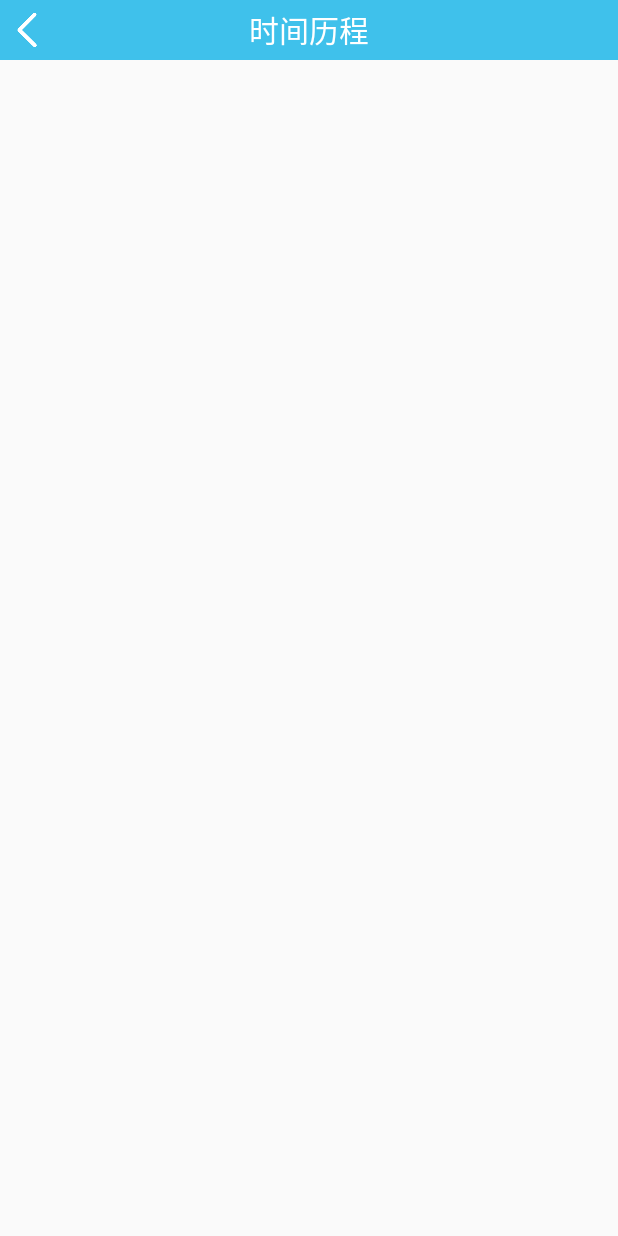
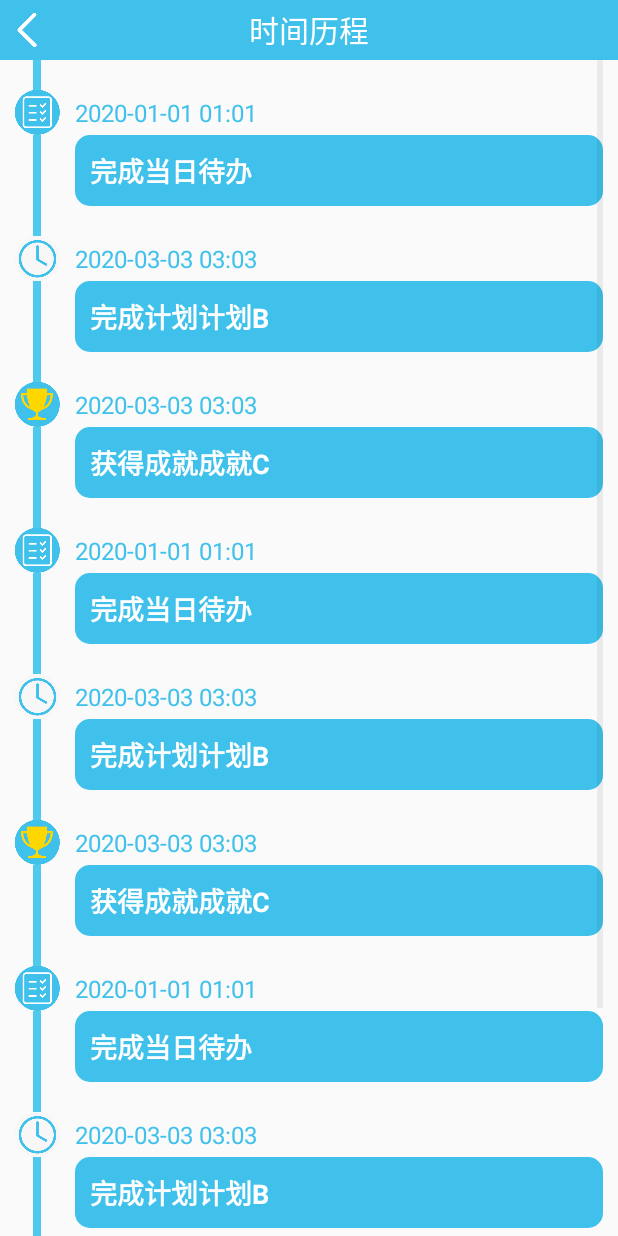
Before and after one commit to kinglc/GraduationProject, an Android app: the LogActivity screen opened directly, with no data from a screen before it, on a phone screen of 412 x 824 dp. Run offline under Robolectric (Android 15) with nearby library versions, the phone set to English and light mode, and no system bars.

Commit message:
完成log

```diff
--- a/TimeBlock/app/src/main/java/com/king/block/user/LogActivity.java
+++ b/TimeBlock/app/src/main/java/com/king/block/user/LogActivity.java
@@ -5,20 +5,30 @@ import androidx.appcompat.app.AppCompatActivity;
 import android.os.Bundle;
 import android.view.View;
 import android.widget.ImageView;
+import android.widget.ListView;
 
 import com.king.block.R;
 
+import java.util.ArrayList;
+import java.util.List;
+
 public class LogActivity extends AppCompatActivity {
+    View view;
+    private ListView log_lv;
+    private LogAdapter logAdapter;
+    public static List<Log> log_list = new ArrayList<>();
 
     @Override
     protected void onCreate(Bundle savedInstanceState) {
         super.onCreate(savedInstanceState);
         setContentView(R.layout.activity_log);
         initTop();
+        initData();
+        initLv();
     }
 
-    private void initTop(){
-        ImageView back = (ImageView)findViewById(R.id.back);
+    private void initTop() {
+        ImageView back = (ImageView) findViewById(R.id.back);
         back.setOnClickListener(new View.OnClickListener() {
             @Override
             public void onClick(View v) {
@@ -26,4 +36,18 @@ public class LogActivity extends AppCompatActivity {
             }
         });
     }
+
+    private void initData() {
+        //未完成 获取数据
+        for (int i = 0; i < 10; i++) {
+            Log log = new Log(i, i % 3, i);
+            log_list.add(log);
+        }
+    }
+
+    private void initLv() {
+        logAdapter = new LogAdapter(LogActivity.this, R.layout.item_log, log_list);
+        log_lv = (ListView) findViewById(R.id.log_lv);
+        log_lv.setAdapter(logAdapter);
+    }
 }
--- a/TimeBlock/app/src/main/java/com/king/block/user/LogAdapter.java
+++ b/TimeBlock/app/src/main/java/com/king/block/user/LogAdapter.java
@@ -9,6 +9,8 @@ import android.widget.ImageView;
 import android.widget.TextView;
 
 import com.king.block.R;
+import com.king.block.content.Plan;
+import com.king.block.content.Todo;
 
 import java.util.List;
 
@@ -35,14 +37,28 @@ public class LogAdapter extends ArrayAdapter<Log> {
         }else{
             viewHolder = (LogAdapter.ViewHolder) convertView.getTag();
         }
-        viewHolder.rank.setText(position+"");
-        viewHolder.name.setText(log.getType());
-        viewHolder.time.setText(log.getLogId());
-        switch (log.getType()){
-            case 0:viewHolder.type.setImageResource(R.drawable.copper_plan);break;
-            case 1:viewHolder.type.setImageResource(R.drawable.copper_plan);break;
-            case 2:viewHolder.type.setImageResource(R.drawable.copper_plan);break;
-            default:;break;
+        //未完成-获取对应事项内容及事件
+        int id = log.getLogId();
+        switch (log.getType()) {
+            case 0:
+                viewHolder.type.setImageResource(R.drawable.log_todo);
+                Todo todo = new Todo(1,"aaa",true,"2020-01-01","2020-01-01 01:01");
+                viewHolder.time.setText(todo.getTime());
+                viewHolder.content.setText("完成当日待办");
+                break;
+            case 1:
+                viewHolder.type.setImageResource(R.drawable.log_plan);
+                Plan plan = new Plan(1,"计划B","111",1,",,","2020-03-03 03:03","111","111");
+                viewHolder.time.setText(plan.getFinish());
+                viewHolder.content.setText("完成计划"+plan.getTitle());
+                break;
+            case 2:
+                viewHolder.type.setImageResource(R.drawable.log_achieve);
+                Achieve achieve = new Achieve(1,1,"成就C","2020-03-03 03:03");
+                viewHolder.time.setText(achieve.getTime());
+                viewHolder.content.setText("获得成就"+achieve.getName());
+                break;
+            default:break;
         }
         return convertView;
     }
--- /dev/null
+++ b/TimeBlock/app/src/main/res/drawable/border_radius.xml
@@ -0,0 +1,13 @@
+<?xml version="1.0" encoding="utf-8"?>
+<shape xmlns:android="http://schemas.android.com/apk/res/android">
+    <solid android:color="@color/commonBlue" />
+    <corners android:topLeftRadius="10dp"
+        android:topRightRadius="10dp"
+        android:bottomRightRadius="10dp"
+        android:bottomLeftRadius="10dp"/>
+<!--    <stroke-->
+<!--        android:width="5dp"-->
+<!--        android:color="@color/commonBlue"-->
+<!--        />-->
+
+</shape>
--- a/TimeBlock/app/src/main/res/layout/activity_content.xml
+++ b/TimeBlock/app/src/main/res/layout/activity_content.xml
@@ -120,7 +120,7 @@
                 android:layout_width="wrap_content"
                 android:layout_height="50dp"
                 android:id="@+id/history_txt"
-                android:text="历史记录"
+                android:text="历史统计"
                 android:textSize="16dp"
                 android:layout_marginLeft="20dp"
                 android:textColor="#000"
--- a/TimeBlock/app/src/main/res/layout/activity_log.xml
+++ b/TimeBlock/app/src/main/res/layout/activity_log.xml
@@ -4,7 +4,8 @@
     xmlns:tools="http://schemas.android.com/tools"
     android:layout_width="match_parent"
     android:layout_height="match_parent"
-    tools:context=".user.LogActivity">
+    tools:context=".user.LogActivity"
+    android:orientation="vertical">
     <LinearLayout
     android:layout_width="match_parent"
         android:layout_height="40dp"
@@ -28,4 +29,11 @@
             android:textColor="#fff"
             android:textSize="20dp" />
     </LinearLayout>
+    <ListView
+        android:layout_width="match_parent"
+        android:layout_height="match_parent"
+        android:id="@+id/log_lv"
+        android:divider="@null"
+        android:layout_marginLeft="10dp"
+        android:layout_marginRight="10dp"/>
 </LinearLayout>
--- a/TimeBlock/app/src/main/res/layout/item_log.xml
+++ b/TimeBlock/app/src/main/res/layout/item_log.xml
@@ -1,6 +1,51 @@
 <?xml version="1.0" encoding="utf-8"?>
 <LinearLayout xmlns:android="http://schemas.android.com/apk/res/android"
     android:layout_width="match_parent"
-    android:layout_height="match_parent">
-
+    android:layout_height="wrap_content"
+    android:orientation="horizontal"
+    android:focusable="false">
+    <LinearLayout
+        android:layout_width="30dp"
+        android:layout_height="match_parent"
+        android:orientation="vertical">
+        <LinearLayout
+            android:layout_width="5dp"
+            android:layout_height="20dp"
+            android:background="@color/blue"
+            android:layout_gravity="center"/>
+        <ImageView
+            android:layout_width="30dp"
+            android:layout_height="30dp"
+            android:id="@+id/type"/>
+        <LinearLayout
+            android:layout_width="5dp"
+            android:layout_height="0dp"
+            android:layout_weight="1"
+            android:background="@color/blue"
+            android:layout_gravity="center"/>
+    </LinearLayout>
+    <LinearLayout
+        android:layout_width="match_parent"
+        android:layout_height="wrap_content"
+        android:layout_marginLeft="10dp"
+        android:orientation="vertical">
+        <TextView
+            android:layout_width="match_parent"
+            android:layout_height="30dp"
+            android:layout_marginTop="20dp"
+            android:textSize="16dp"
+            android:gravity="left|center_vertical"
+            android:textColor="@color/commonBlue"
+            android:text="2020-01-01 11:11"
+            android:id="@+id/time"/>
+        <TextView
+            android:layout_width="match_parent"
+            android:layout_height="wrap_content"
+            android:id="@+id/content"
+            android:background="@drawable/border_radius"
+            android:padding="10dp"
+            android:textSize="18dp"
+            android:textStyle="bold"
+            android:textColor="@color/white"/>
+    </LinearLayout>
 </LinearLayout>
```
Also changed, not shown: TimeBlock/app/src/main/res/drawable/log_achieve.png (added), TimeBlock/app/src/main/res/drawable/log_plan.png (added), TimeBlock/app/src/main/res/drawable/log_todo.png (added).
